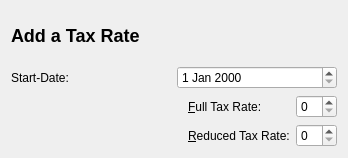
Qt form src/taxeditbase.ui (dragotin/kraft) before a commit.
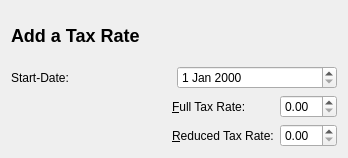
The same form after that commit.

The edit to the form file:
```diff
--- a/src/taxeditbase.ui
+++ b/src/taxeditbase.ui
@@ -60,7 +60,7 @@
    <item row="2" column="1">
     <layout class="QGridLayout">
      <item row="0" column="1">
-      <widget class="QSpinBox" name="mFullTax"/>
+      <widget class="QDoubleSpinBox" name="mFullTax"/>
      </item>
      <item row="1" column="0">
       <widget class="QLabel" name="textLabel2_2">
@@ -76,7 +76,7 @@
       </widget>
      </item>
      <item row="1" column="1">
-      <widget class="QSpinBox" name="mReducedTax"/>
+      <widget class="QDoubleSpinBox" name="mReducedTax"/>
      </item>
      <item row="0" column="0">
       <widget class="QLabel" name="textLabel2a">
```
